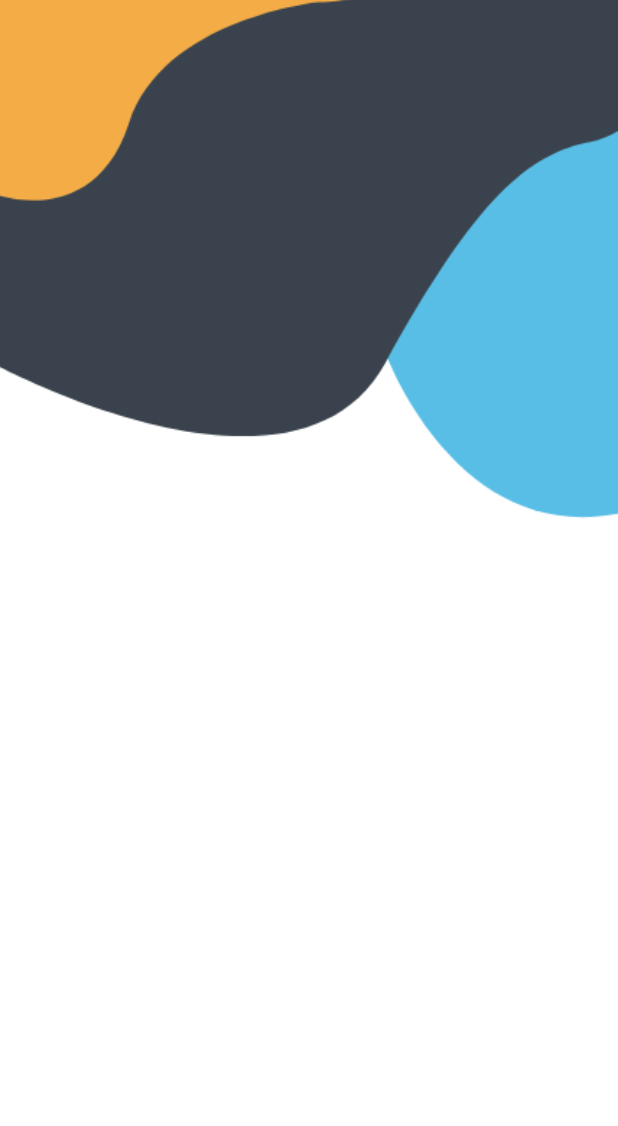
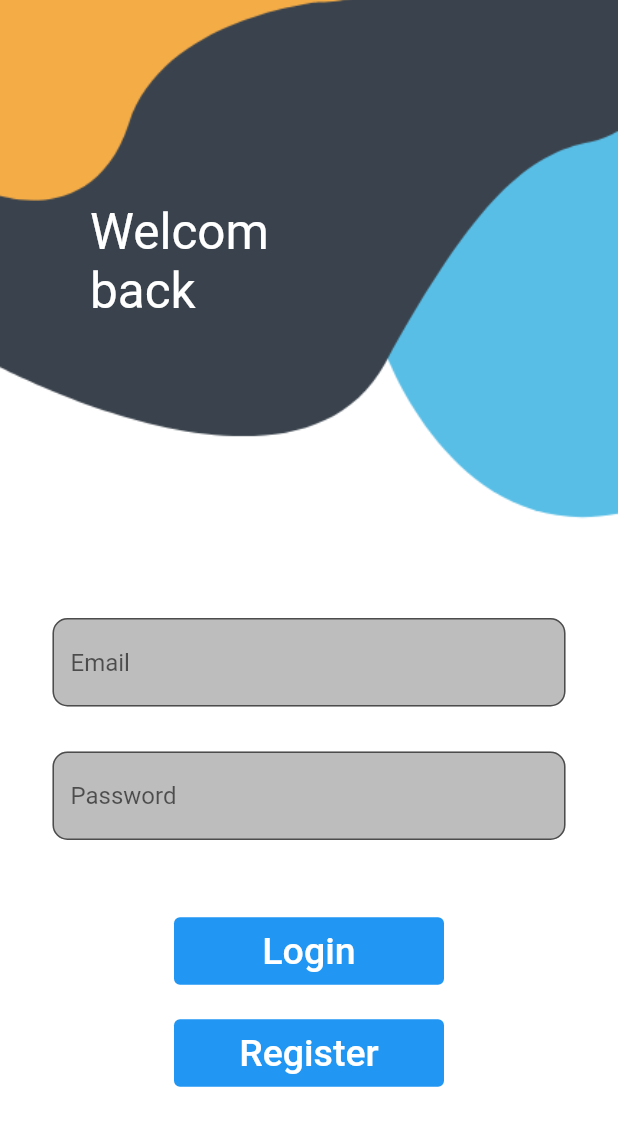
Before and after one commit to codingmonk24x7/collegecart, a Flutter app: the screen it shows after launch, on a phone screen of 412 x 824 dp. Shown: the top 1126 px of the screen. Run offline on Flutter 3.47's test engine with Material 2 defaults, Android fonts, the phone set to English and light mode, and no system bars.

Commit message:
Modified login page

```diff
--- a/lib/login.dart
+++ b/lib/login.dart
@@ -15,6 +15,82 @@ class _MyloginState extends State<Mylogin> {
           fit: BoxFit.cover,
         ),
       ),
+      child: Scaffold(
+        backgroundColor: Colors.transparent,
+        body: Stack(
+          children: [
+            Container(
+              padding: EdgeInsets.only(top: 135, left: 60),
+              child: Text(
+                'Welcom\nback',
+                style: TextStyle(color: Colors.white, fontSize: 33.0),
+              ),
+            ),
+            SingleChildScrollView(
+              child: Container(
+                padding: EdgeInsets.only(
+                    top: MediaQuery.of(context).size.height * 0.5,
+                    right: 35.0,
+                    left: 35.0),
+                child: Column(
+                  children: [
+                    TextField(
+                      decoration: InputDecoration(
+                        fillColor: Colors.grey.shade400,
+                        filled: true,
+                        hintText: 'Email',
+                        border: OutlineInputBorder(
+                            borderRadius: BorderRadius.circular(10.0)),
+                      ),
+                    ),
+                    SizedBox(
+                      height: 30.0,
+                    ),
+                    TextField(
+                      obscureText: true,
+                      decoration: InputDecoration(
+                        fillColor: Colors.grey.shade400,
+                        filled: true,
+                        hintText: 'Password',
+                        border: OutlineInputBorder(
+                            borderRadius: BorderRadius.circular(10.0)),
+                      ),
+                    ),
+                    SizedBox(
+                      height: 50.0,
+                    ),
+                    TextButton(
+                      style: TextButton.styleFrom(
+                        minimumSize: Size(180.0, 20.0),
+                        backgroundColor: Colors.blue,
+                      ),
+                      onPressed: () {},
+                      child: Text(
+                        'Login',
+                        style: TextStyle(color: Colors.white, fontSize: 25.0),
+                      ),
+                    ),
+                    SizedBox(
+                      height: 20.0,
+                    ),
+                    TextButton(
+                      style: TextButton.styleFrom(
+                        minimumSize: Size(180.0, 20.0),
+                        backgroundColor: Colors.blue,
+                      ),
+                      onPressed: () {},
+                      child: Text(
+                        'Register',
+                        style: TextStyle(color: Colors.white, fontSize: 25.0),
+                      ),
+                    ),
+                  ],
+                ),
+              ),
+            ),
+          ],
+        ),
+      ),
     );
   }
 }
```
Also changed, not shown: lib/register.dart (added).
